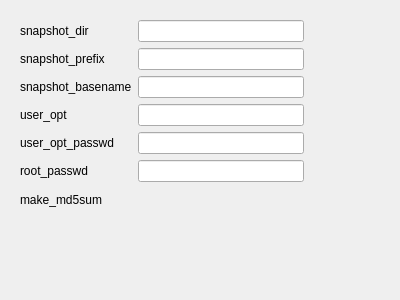
This is ui/configuration.ui in pieroproietti/pengui as Qt 5 draws it before an edit. The edited form follows.
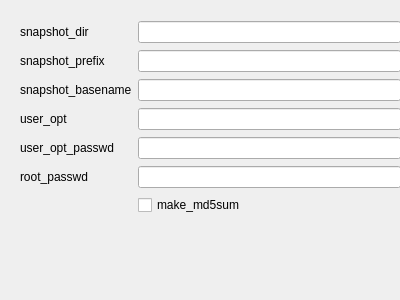
This is the edited form.

Diff of the .ui file:
```diff
--- a/ui/configuration.ui
+++ b/ui/configuration.ui
@@ -13,13 +13,13 @@
   <property name="windowTitle">
    <string>Form</string>
   </property>
-  <widget class="QWidget" name="">
+  <widget class="QWidget" name="layoutWidget">
    <property name="geometry">
     <rect>
      <x>20</x>
      <y>20</y>
-     <width>284</width>
-     <height>192</height>
+     <width>381</width>
+     <height>198</height>
     </rect>
    </property>
    <layout class="QGridLayout" name="gridLayout">
@@ -83,8 +83,8 @@
     <item row="5" column="1">
      <widget class="QLineEdit" name="lineEditRootPasswd"/>
     </item>
-    <item row="6" column="0">
-     <widget class="QLabel" name="label_make_md5sum">
+    <item row="6" column="1">
+     <widget class="QCheckBox" name="checkBoxMakeMd5sum">
       <property name="text">
        <string>make_md5sum</string>
       </property>
```
Left out of the diff: 1 changed line with no effect on the pictures.
